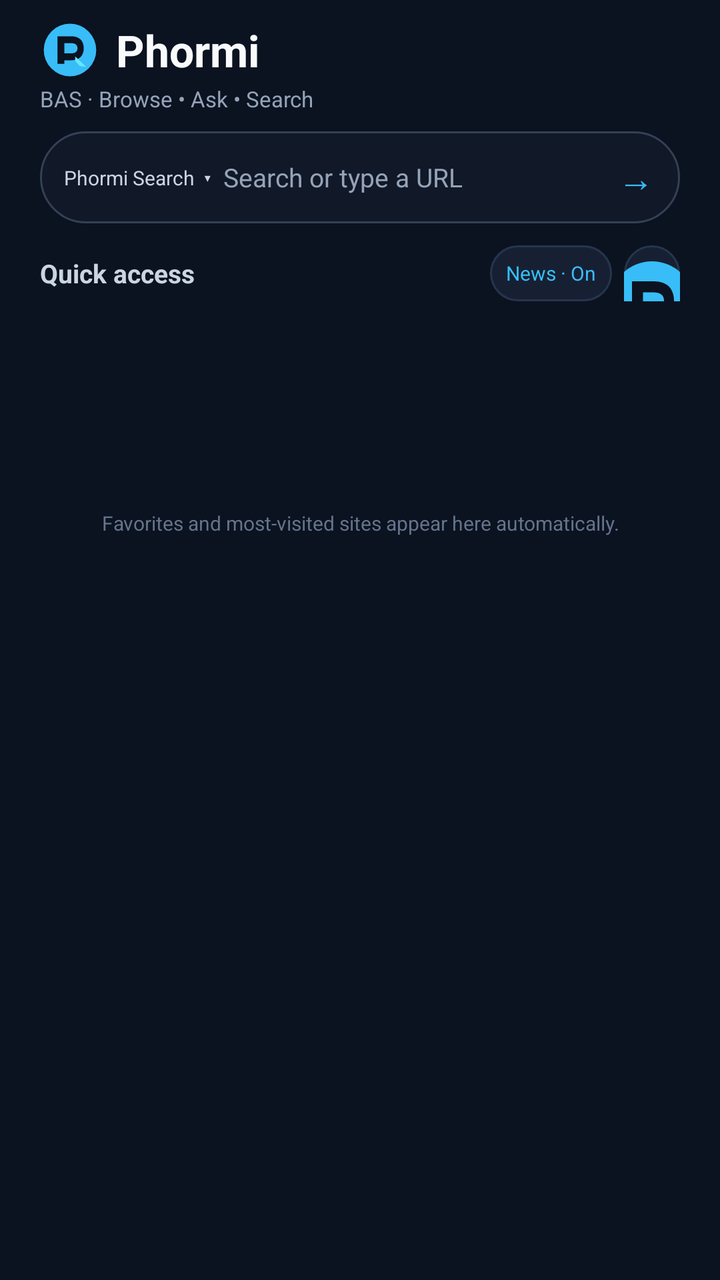
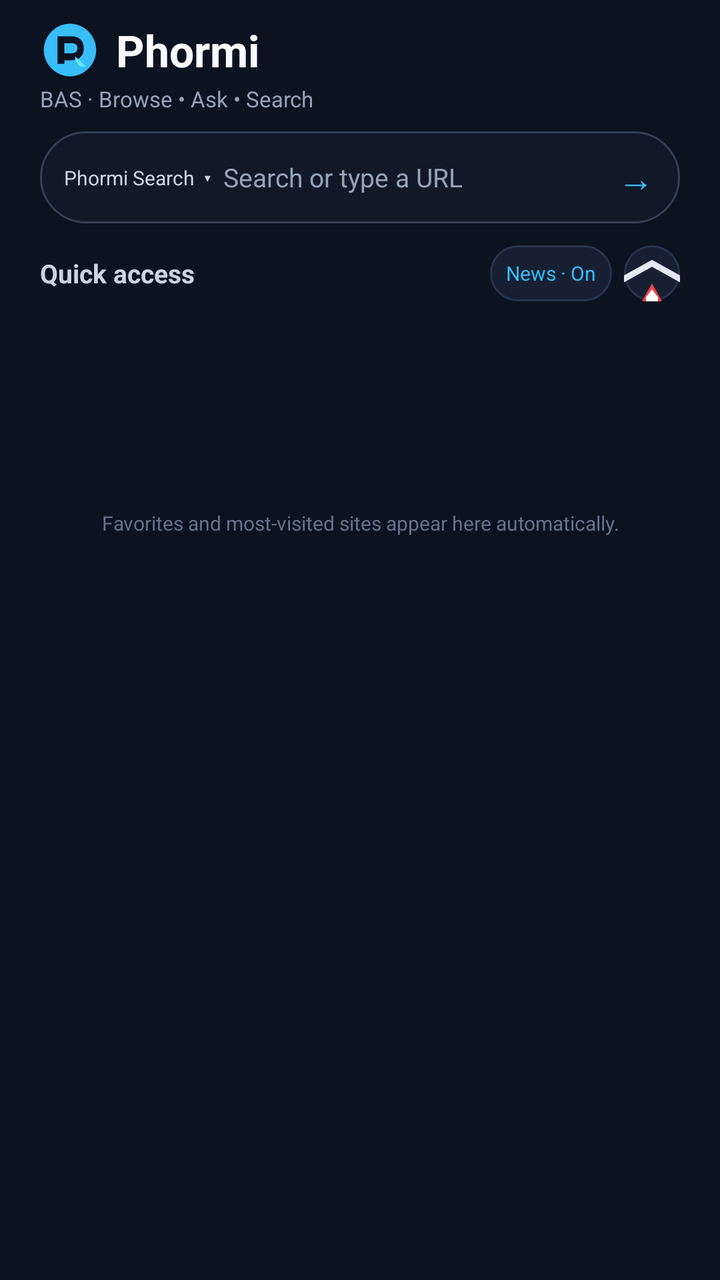

Compare the two renders of this Android layout. The source of the first and the diff that turns it into the second are given below.
<!-- AndroidManifest.xml: application theme Theme.Phormi -->
<!-- res/layout/activity_start_page.xml -->
<?xml version="1.0" encoding="utf-8"?>
<FrameLayout xmlns:android="http://schemas.android.com/apk/res/android"
    android:id="@+id/start_page_container"
    android:layout_width="match_parent"
    android:layout_height="match_parent"
    android:background="#0B1220">

    <ImageView android:id="@+id/start_page_wallpaper_image" android:layout_width="match_parent" android:layout_height="match_parent" android:scaleType="centerCrop" android:visibility="gone" android:contentDescription="Start page wallpaper" />

    <LinearLayout android:layout_width="match_parent" android:layout_height="match_parent" android:orientation="vertical" android:paddingStart="20dp" android:paddingEnd="20dp" android:paddingTop="10dp" android:paddingBottom="8dp">
        <LinearLayout android:layout_width="wrap_content" android:layout_height="wrap_content" android:gravity="center_vertical" android:orientation="horizontal">
            <ImageView android:id="@+id/start_page_logo" android:layout_width="30dp" android:layout_height="30dp" android:src="@drawable/ic_phormi_logo" android:contentDescription="Phormi logo" />
            <TextView android:id="@+id/start_page_title" android:layout_width="wrap_content" android:layout_height="wrap_content" android:layout_marginStart="8dp" android:text="Phormi" android:textColor="#F8FAFC" android:textSize="22sp" android:textStyle="bold" />
        </LinearLayout>
        <TextView android:id="@+id/start_page_subtitle" android:layout_width="wrap_content" android:layout_height="wrap_content" android:layout_marginTop="2dp" android:text="BAS · Browse • Ask • Search" android:textColor="#94A3B8" android:textSize="11sp" />

        <LinearLayout android:id="@+id/start_page_search_box" android:layout_width="match_parent" android:layout_height="46dp" android:layout_marginTop="9dp" android:gravity="center_vertical" android:paddingStart="10dp" android:paddingEnd="4dp" android:background="@drawable/bg_start_search">
            <TextView android:id="@+id/start_page_engine" android:layout_width="wrap_content" android:layout_height="34dp" android:gravity="center" android:paddingStart="2dp" android:paddingEnd="6dp" android:text="Phormi Search  ▾" android:textColor="#CBD5E1" android:textSize="10sp" />
            <EditText android:id="@+id/start_page_search" android:layout_width="0dp" android:layout_height="match_parent" android:layout_weight="1" android:hint="Search or type a URL" android:textColor="#F8FAFC" android:textColorHint="#94A3B8" android:textSize="13sp" android:singleLine="true" android:imeOptions="actionGo" android:inputType="textUri" android:background="@android:color/transparent" />
            <TextView android:id="@+id/start_page_go" android:layout_width="36dp" android:layout_height="36dp" android:gravity="center" android:clickable="true" android:focusable="true" android:contentDescription="Search or open" android:text="→" android:textColor="#38BDF8" android:textSize="18sp" />
        </LinearLayout>

        <LinearLayout android:layout_width="match_parent" android:layout_height="32dp" android:layout_marginTop="9dp" android:gravity="center_vertical">
            <TextView android:id="@+id/start_page_quick_access" android:layout_width="0dp" android:layout_height="wrap_content" android:layout_weight="1" android:text="Quick access" android:textColor="#CBD5E1" android:textSize="13sp" android:textStyle="bold" />
            <TextView android:id="@+id/start_page_news" android:layout_width="wrap_content" android:layout_height="28dp" android:gravity="center" android:paddingStart="8dp" android:paddingEnd="8dp" android:text="News · On" android:textColor="#38BDF8" android:textSize="10sp" android:background="@drawable/bg_start_action" android:clickable="true" android:focusable="true" />
            <TextView android:id="@+id/start_page_ai" android:layout_width="28dp" android:layout_height="28dp" android:layout_marginStart="6dp" android:gravity="center" android:drawableTop="@drawable/ic_phormi_logo" android:contentDescription="Phormi AI mode" android:clickable="true" android:focusable="true" android:background="@drawable/bg_start_action" android:padding="5dp" />
        </LinearLayout>

        
        <LinearLayout
            android:id="@+id/quick_access_rows"
            android:layout_width="match_parent"
            android:layout_height="wrap_content"
            android:layout_marginTop="3dp"
            android:orientation="vertical" />

        
        <HorizontalScrollView android:layout_width="match_parent" android:layout_height="0dp" android:visibility="gone" android:scrollbars="none" android:overScrollMode="never">
            <LinearLayout android:layout_width="wrap_content" android:layout_height="wrap_content" android:orientation="horizontal">
                <TextView android:id="@+id/shortcut_google" android:layout_width="44dp" android:layout_height="44dp" android:gravity="center" android:text="Google" android:textColor="#E2E8F0" android:textSize="9sp" />
                <TextView android:id="@+id/shortcut_bing" android:layout_width="44dp" android:layout_height="44dp" android:gravity="center" android:text="Bing" android:textColor="#E2E8F0" android:textSize="9sp" />
                <TextView android:id="@+id/shortcut_youtube" android:layout_width="44dp" android:layout_height="44dp" android:gravity="center" android:text="YouTube" android:textColor="#E2E8F0" android:textSize="9sp" />
                <TextView android:id="@+id/shortcut_facebook" android:layout_width="44dp" android:layout_height="44dp" android:gravity="center" android:text="Facebook" android:textColor="#E2E8F0" android:textSize="9sp" />
                <TextView android:id="@+id/shortcut_instagram" android:layout_width="44dp" android:layout_height="44dp" android:gravity="center" android:text="Instagram" android:textColor="#E2E8F0" android:textSize="9sp" />
                <TextView android:id="@+id/shortcut_github" android:layout_width="44dp" android:layout_height="44dp" android:gravity="center" android:text="GitHub" android:textColor="#E2E8F0" android:textSize="9sp" />
                <TextView android:id="@+id/shortcut_add" android:layout_width="44dp" android:layout_height="44dp" android:gravity="center" android:text="+" android:textColor="#38BDF8" android:textSize="9sp" />
                <LinearLayout android:id="@+id/personal_shortcuts_container" android:layout_width="wrap_content" android:layout_height="wrap_content" android:orientation="horizontal" />
                <LinearLayout android:id="@+id/custom_shortcuts_container" android:layout_width="wrap_content" android:layout_height="wrap_content" android:orientation="horizontal" />
            </LinearLayout>
        </HorizontalScrollView>
        <HorizontalScrollView
            android:id="@+id/start_page_news_row"
            android:layout_width="match_parent"
            android:layout_height="82dp"
            android:layout_marginTop="5dp"
            android:scrollbars="none"
            android:overScrollMode="never">
            <LinearLayout
                android:id="@+id/start_page_news_container"
                android:layout_width="wrap_content"
                android:layout_height="match_parent"
                android:orientation="horizontal"
                android:gravity="center_vertical" />
        </HorizontalScrollView>
        <Space android:layout_width="match_parent" android:layout_height="4dp" />
        <TextView android:layout_width="match_parent" android:layout_height="wrap_content" android:layout_marginTop="8dp" android:text="Favorites and most-visited sites appear here automatically." android:textColor="#64748B" android:textSize="10sp" android:gravity="center" />
    </LinearLayout>
</FrameLayout>
<!-- resources referenced by this layout -->
<resources>
  <!-- drawable bg_start_action (drawable) -->
  <?xml version="1.0" encoding="utf-8"?>
  <shape xmlns:android="http://schemas.android.com/apk/res/android" android:shape="rectangle">
      <solid android:color="#172033" />
      <corners android:radius="26dp" />
      <stroke android:width="1dp" android:color="#26354D" />
  </shape>
  <!-- drawable bg_start_search (drawable) -->
  <?xml version="1.0" encoding="utf-8"?>
  <shape xmlns:android="http://schemas.android.com/apk/res/android" android:shape="rectangle">
      <solid android:color="#111827" />
      <stroke android:width="1dp" android:color="#334155" />
      <corners android:radius="28dp" />
  </shape>
  <!-- drawable ic_phormi_logo (drawable) -->
  <?xml version="1.0" encoding="utf-8"?>
  <vector xmlns:android="http://schemas.android.com/apk/res/android"
      android:width="48dp"
      android:height="48dp"
      android:viewportWidth="48"
      android:viewportHeight="48">
      
      <path
          android:fillColor="#38BDF8"
          android:pathData="M24,3A21,21 0,1 0,24 45A21,21 0,1 0,24 3" />
      <path
          android:fillColor="#0B1220"
          android:pathData="M14,35L14,13L25,13C31.6,13 35,16.8 35,22.6C35,28.5 31.6,32.2 25,32.2L19.5,32.2L19.5,35ZM19.5,18.5L19.5,26.7L24.6,26.7C28.1,26.7 30,25.4 30,22.6C30,19.8 28.1,18.5 24.6,18.5Z" />
      
      <path
          android:fillColor="#67E8F9"
          android:pathData="M28.2,29.2L37,37.5L31.8,36.8L28.1,32.5Z" />
  </vector>
  <style name="Theme.Phormi" parent="Theme.MaterialComponents.DayNight.NoActionBar">
          <item name="colorPrimary">#0F172A</item>
          <item name="colorPrimaryDark">#0F172A</item>
          <item name="colorAccent">#38BDF8</item>
          <item name="android:windowBackground">#0F172A</item>
      </style>
</resources>

<!-- the commit's change to res/layout/activity_start_page.xml (unified diff, before → after) -->
@@ -23,7 +23,7 @@
         <LinearLayout android:layout_width="match_parent" android:layout_height="32dp" android:layout_marginTop="9dp" android:gravity="center_vertical">
             <TextView android:id="@+id/start_page_quick_access" android:layout_width="0dp" android:layout_height="wrap_content" android:layout_weight="1" android:text="Quick access" android:textColor="#CBD5E1" android:textSize="13sp" android:textStyle="bold" />
             <TextView android:id="@+id/start_page_news" android:layout_width="wrap_content" android:layout_height="28dp" android:gravity="center" android:paddingStart="8dp" android:paddingEnd="8dp" android:text="News · On" android:textColor="#38BDF8" android:textSize="10sp" android:background="@drawable/bg_start_action" android:clickable="true" android:focusable="true" />
-            <TextView android:id="@+id/start_page_ai" android:layout_width="28dp" android:layout_height="28dp" android:layout_marginStart="6dp" android:gravity="center" android:drawableTop="@drawable/ic_phormi_logo" android:contentDescription="Phormi AI mode" android:clickable="true" android:focusable="true" android:background="@drawable/bg_start_action" android:padding="5dp" />
+            <TextView android:id="@+id/start_page_ai" android:layout_width="28dp" android:layout_height="28dp" android:layout_marginStart="6dp" android:gravity="center" android:drawableTop="@drawable/ic_phormi_ai" android:contentDescription="Phormi AI mode" android:clickable="true" android:focusable="true" android:background="@drawable/bg_start_action" android:padding="5dp" />
         </LinearLayout>
 
         
<!-- resource entries referenced after the edit -->
@@ -14,6 +14,17 @@
       <stroke android:width="1dp" android:color="#334155" />
       <corners android:radius="28dp" />
   </shape>
+  <!-- drawable ic_phormi_ai (drawable) -->
+  <?xml version="1.0" encoding="utf-8"?>
+  <vector xmlns:android="http://schemas.android.com/apk/res/android"
+      android:width="48dp"
+      android:height="48dp"
+      android:viewportWidth="48"
+      android:viewportHeight="48">
+      <path android:fillColor="@android:color/transparent" android:strokeColor="#E2E8F0" android:strokeWidth="3" android:pathData="M24,4L42,14V34L24,44L6,34V14Z" />
+      <path android:fillColor="#EF4444" android:pathData="M24,14L34,32H14Z" />
+      <path android:fillColor="#F8FAFC" android:pathData="M21,21L24,17L27,21L27,28L24,31L21,28Z" />
+  </vector>
   <!-- drawable ic_phormi_logo (drawable) -->
   <?xml version="1.0" encoding="utf-8"?>
   <vector xmlns:android="http://schemas.android.com/apk/res/android"
